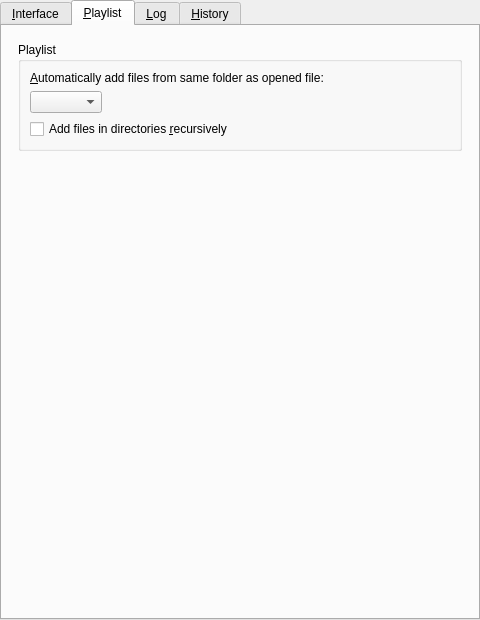
This is src/gui/pref/interface.ui in wilbert2000/wzplayer as Qt 5 draws it before an edit. The edited form follows.
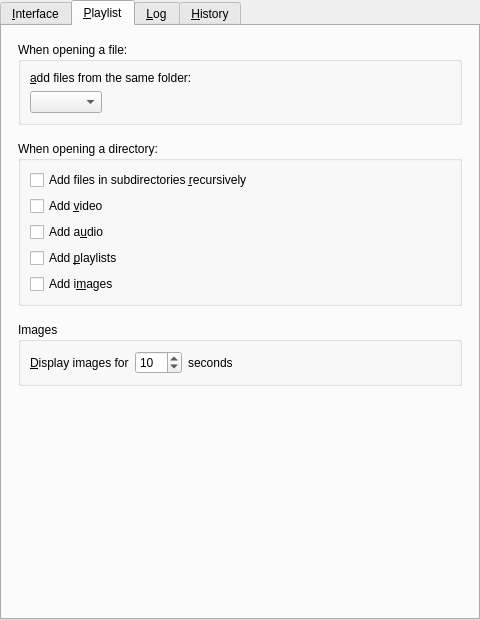
This is the edited form. The open tabs and pages were chosen to show the change. Custom widgets are drawn as their Qt base class.

Commit message: Add images to playlist

Diff of the .ui file:
```diff
--- a/src/gui/pref/interface.ui
+++ b/src/gui/pref/interface.ui
@@ -348,7 +348,7 @@
           </size>
          </property>
          <property name="title">
-          <string>Playlist</string>
+          <string>When opening a file:</string>
          </property>
          <property name="flat">
           <bool>true</bool>
@@ -365,7 +365,7 @@
                </sizepolicy>
               </property>
               <property name="text">
-               <string>&amp;Automatically add files from same folder as opened file:</string>
+               <string>&amp;add files from the same folder:</string>
               </property>
               <property name="wordWrap">
                <bool>true</bool>
@@ -397,12 +397,114 @@
             </item>
            </layout>
           </item>
+         </layout>
+        </widget>
+       </item>
+       <item>
+        <widget class="QGroupBox" name="directory_group">
+         <property name="title">
+          <string>When opening a directory:</string>
+         </property>
+         <property name="flat">
+          <bool>true</bool>
+         </property>
+         <layout class="QVBoxLayout" name="verticalLayout_3">
           <item>
            <widget class="QCheckBox" name="recursive_check">
             <property name="text">
-             <string>Add files in directories &amp;recursively</string>
+             <string>Add files in subdirectories &amp;recursively</string>
             </property>
            </widget>
+          </item>
+          <item>
+           <widget class="QCheckBox" name="video_check">
+            <property name="text">
+             <string>Add &amp;video</string>
+            </property>
+           </widget>
+          </item>
+          <item>
+           <widget class="QCheckBox" name="audio_check">
+            <property name="text">
+             <string>Add a&amp;udio</string>
+            </property>
+           </widget>
+          </item>
+          <item>
+           <widget class="QCheckBox" name="playlists_check">
+            <property name="text">
+             <string>Add &amp;playlists</string>
+            </property>
+           </widget>
+          </item>
+          <item>
+           <widget class="QCheckBox" name="images_check">
+            <property name="text">
+             <string>Add i&amp;mages</string>
+            </property>
+           </widget>
+          </item>
+         </layout>
+        </widget>
+       </item>
+       <item>
+        <widget class="QGroupBox" name="image_group">
+         <property name="title">
+          <string>Images</string>
+         </property>
+         <property name="flat">
+          <bool>true</bool>
+         </property>
+         <layout class="QVBoxLayout" name="verticalLayout_8">
+          <item>
+           <layout class="QHBoxLayout" name="horizontalLayout_7">
+            <item>
+             <widget class="QLabel" name="image_duration_label">
+              <property name="text">
+               <string>&amp;Display images for</string>
+              </property>
+              <property name="buddy">
+               <cstring>image_duration_spinbox</cstring>
+              </property>
+             </widget>
+            </item>
+            <item>
+             <widget class="QSpinBox" name="image_duration_spinbox">
+              <property name="minimum">
+               <number>2</number>
+              </property>
+              <property name="maximum">
+               <number>999</number>
+              </property>
+              <property name="value">
+               <number>10</number>
+              </property>
+             </widget>
+            </item>
+            <item>
+             <widget class="QLabel" name="label">
+              <property name="text">
+               <string>seconds</string>
+              </property>
+              <property name="buddy">
+               <cstring>image_duration_spinbox</cstring>
+              </property>
+             </widget>
+            </item>
+            <item>
+             <spacer name="horizontalSpacer_4">
+              <property name="orientation">
+               <enum>Qt::Horizontal</enum>
+              </property>
+              <property name="sizeHint" stdset="0">
+               <size>
+                <width>40</width>
+                <height>20</height>
+               </size>
+              </property>
+             </spacer>
+            </item>
+           </layout>
           </item>
          </layout>
         </widget>
```
Left out of the diff: 12 changed lines with no effect on the pictures. The commit also changes 22 other files.
